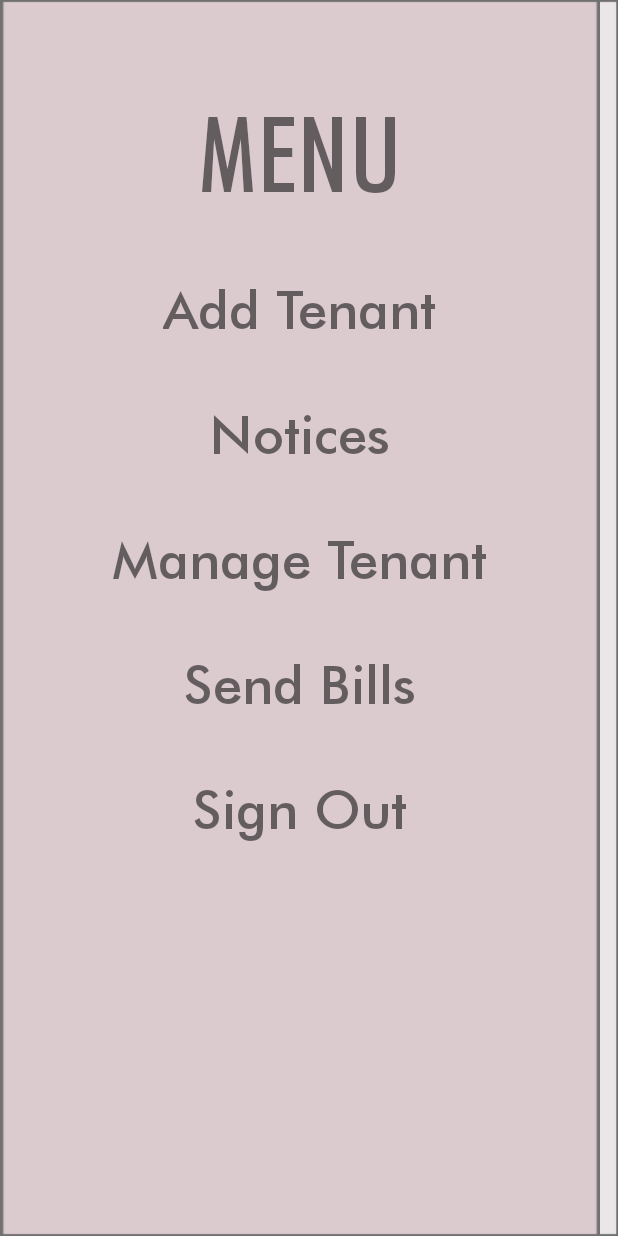
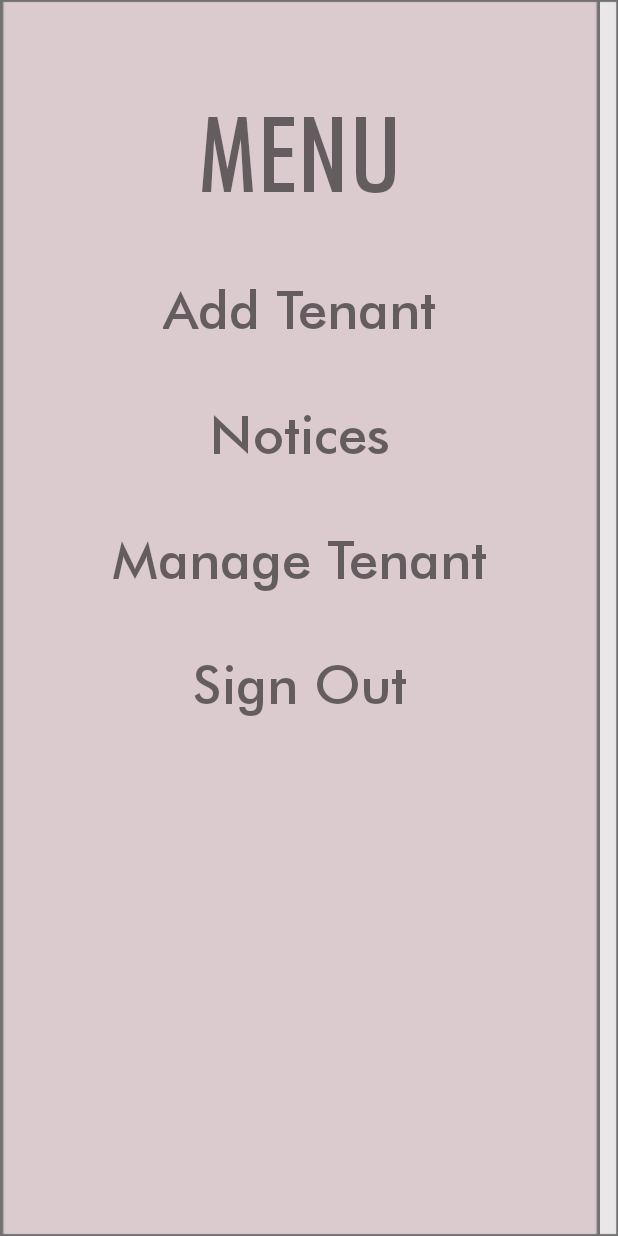
Before and after one commit to Adnan-saky/BashaBari, an Android app: the _11OwnerMenu screen opened directly, with no data from a screen before it, after a tap on an icon or button, on a phone screen of 412 x 824 dp. Run offline under Robolectric (Android 15) with nearby library versions, the light colour scheme and no system bars; our stand-ins replace Firebase (no records; nobody signed in at launch, a user with empty details on screens opened directly); 2 statements that could not run were skipped.

Commit message:
send bills is removed for time being

```diff
--- a/app/src/main/java/com/example/bashabari/_11OwnerMenu.java
+++ b/app/src/main/java/com/example/bashabari/_11OwnerMenu.java
@@ -75,8 +75,8 @@ public class _11OwnerMenu extends AppCompatActivity {
         add_tenant_btn = findViewById(R.id.add_tenant_btn_11);
         notices_btn = findViewById(R.id.notices_btn_11);
         manage_tenant_btn = findViewById(R.id.manage_tenant_btn_11);
-        send_bills_btn = findViewById(R.id.send_bills_btn_11);
-        /////////////////////////////////////////////////////////////////////////////settings_btn = findViewById(R.id.settings_btn_11);
+        ///////////////////////////////////////////////////////////////////////////////////////////send_bills_btn = findViewById(R.id.send_bills_btn_11);
+        ///////////////////////////////////////////////////////////////////////////////////////////////settings_btn = findViewById(R.id.settings_btn_11);
         signout_btn = findViewById(R.id.signout_11);
 
         //..............................recycler view for showing requests
@@ -128,8 +128,8 @@ public class _11OwnerMenu extends AppCompatActivity {
                 startActivity(intent11);
             }
         });
-
-        send_bills_btn.setOnClickListener(new View.OnClickListener() {
+        //////////////////////////////////////////////////////////////////////////////////////////////////////////////////////////////////////
+        /*send_bills_btn.setOnClickListener(new View.OnClickListener() {
             @Override
             public void onClick(View view) {
                 Intent intent11 = new Intent(_11OwnerMenu.this, _15SendBills.class);
@@ -137,7 +137,7 @@ public class _11OwnerMenu extends AppCompatActivity {
             }
         });
 
-        /*settings_btn.setOnClickListener(new View.OnClickListener() {
+        settings_btn.setOnClickListener(new View.OnClickListener() {
             @Override
             public void onClick(View view) {
                 Intent intent11 = new Intent(_11OwnerMenu.this, _16Settings.class);
--- a/app/src/main/res/layout/activity__06_user_menu.xml
+++ b/app/src/main/res/layout/activity__06_user_menu.xml
@@ -121,9 +121,17 @@
             <ImageView
                 android:id="@+id/info_bg"
                 android:layout_width="match_parent"
+                android:layout_height="2sp"
+                android:layout_below="@+id/addressTitle_6"
+                android:background="@color/colorPrimaryDark" />
+            <!--...................................................................................
+            <ImageView
+                android:id="@+id/info_bg"
+                android:layout_width="match_parent"
                 android:layout_height="100sp"
                 android:layout_below="@+id/addressTitle_6"
                 android:src="@drawable/home_info_bg" />
+
             <LinearLayout
                 android:id="@+id/info_nos"
                 android:layout_width="match_parent"
@@ -184,7 +192,7 @@
                     android:text="Notices"
                     android:textSize="20sp" />
             </LinearLayout>
-
+            ...................................................................................-->
             <!--:::::::::::::::::::: :Recent text ::::::::::::::::::::::::-->
 
             <TextView
--- a/app/src/main/res/layout/activity__11_owner_menu.xml
+++ b/app/src/main/res/layout/activity__11_owner_menu.xml
@@ -55,7 +55,7 @@
                 android:padding="20sp"
                 android:text="Manage Tenant"
                 android:textSize="35sp" />
-
+            <!--
                         <TextView
                             android:id="@+id/send_bills_btn_11"
                             android:layout_width="wrap_content"
@@ -65,14 +65,15 @@
                             android:text="Send Bills"
                             android:textSize="35sp" />
 
-            <!--<TextView
+                        <TextView
                             android:id="@+id/settings_btn_11"
                             android:layout_width="wrap_content"
                             android:layout_height="wrap_content"
                             android:fontFamily="@font/futura_md_bt"
                             android:padding="20sp"
                             android:text="Settings"
-                android:textSize="35sp" />..............................................-->
+                            android:textSize="35sp" />
+                            -->
 
             <TextView
                 android:id="@+id/signout_11"
@@ -113,14 +114,15 @@
                 />
 
             <!--:::::::::::::::::::::::::::Profile picture;:::::::::::::::::::::-->
-            <ImageView
-                android:id="@+id/info_bg"
-                android:layout_width="match_parent"
-                android:layout_height="100sp"
-                android:layout_below="@+id/addressTitle_11"
-                android:src="@drawable/home_info_bg" />
-
-
+            <TextView
+                android:id="@+id/ownertext"
+                android:layout_width="wrap_content"
+                android:layout_height="wrap_content"
+                android:layout_centerHorizontal="true"
+                android:fontFamily="@font/futura_md_bt"
+                android:paddingBottom="20sp"
+                android:text="Owner"
+                android:textSize="20sp" />
 
             <!--:::::::::::::::::::::::::::::Address:::::::::::::::::::::::::::::-->
             <ImageView
@@ -134,6 +136,20 @@
                 android:src="@drawable/see_more_btn" />
 
             <!--:::::::::::::::::::::::::::::info in home:::::::::::::::::::::::::::::-->
+
+            <ImageView
+                android:id="@+id/info_bg"
+                android:layout_width="match_parent"
+                android:layout_height="2sp"
+                android:layout_below="@+id/addressTitle_11"
+                android:background="@color/colorPrimaryDark" />
+            <!--.........................................................................................
+            <ImageView
+                android:id="@+id/info_bg"
+                android:layout_width="match_parent"
+                android:layout_height="100sp"
+                android:layout_below="@+id/addressTitle_11"
+                android:src="@drawable/home_info_bg" />
             <LinearLayout
                 android:id="@+id/info_nos"
                 android:layout_width="match_parent"
@@ -195,15 +211,7 @@
                     android:textSize="20sp" />
             </LinearLayout>
 
-            <TextView
-                android:id="@+id/ownertext"
-                android:layout_width="wrap_content"
-                android:layout_height="wrap_content"
-                android:layout_centerHorizontal="true"
-                android:fontFamily="@font/futura_md_bt"
-                android:paddingBottom="20sp"
-                android:text="Owner"
-                android:textSize="20sp" />
+            .................................................................................................-->
 
             <!--:::::::::::::::::::::recent request text::::::::::::::::::::::::-->
             <TextView
```
Lines whose indentation alone changed are shown as unchanged.
